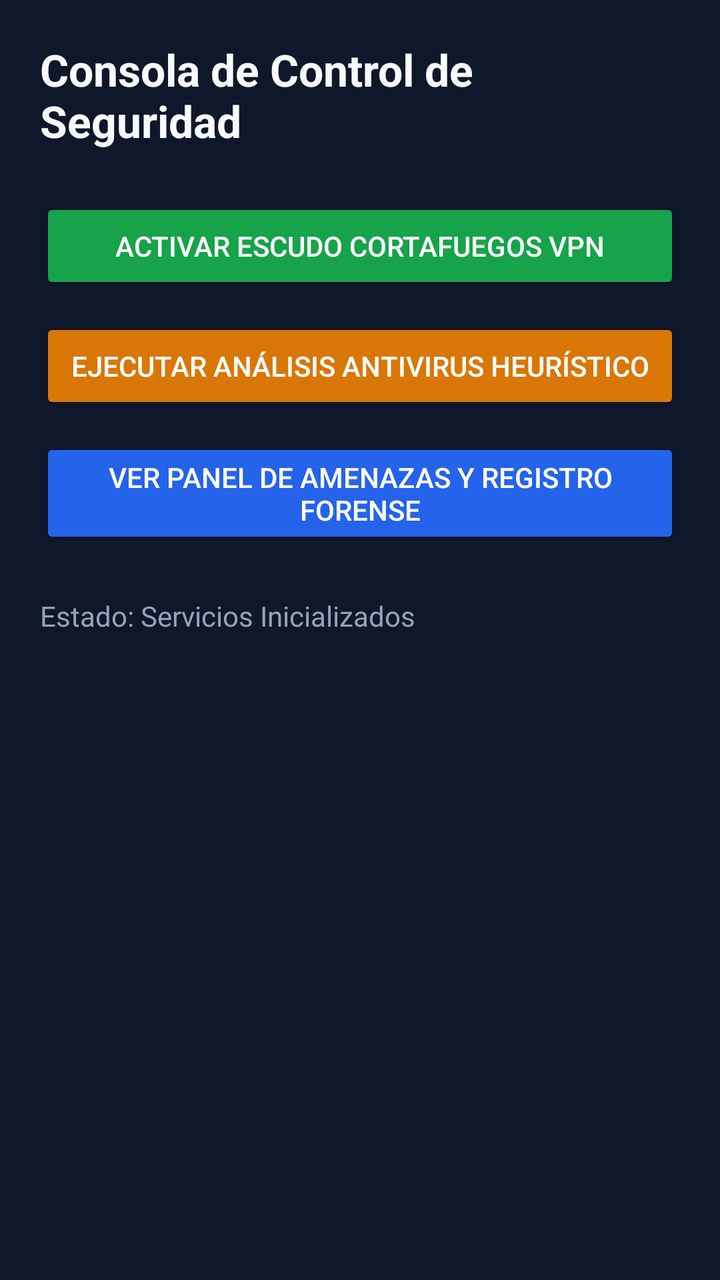
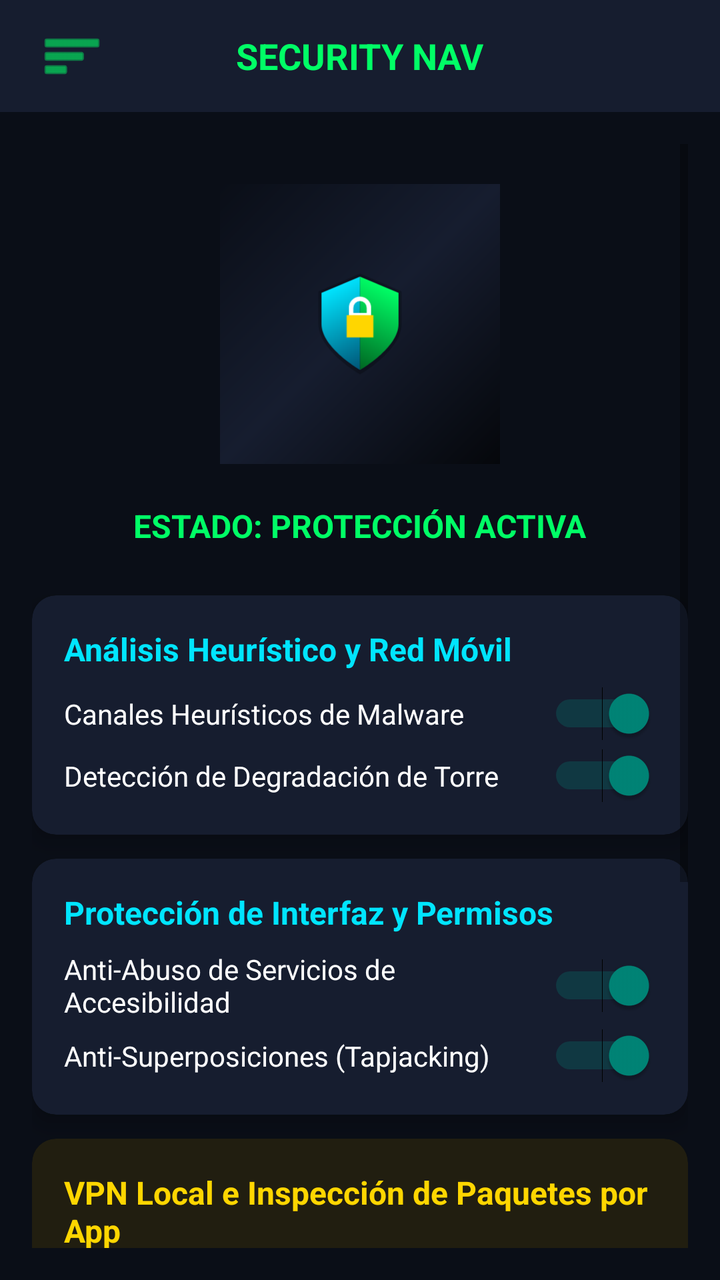

Before-and-after screenshots of an Android layout around one commit, followed by the original layout XML and the change that was made.
<!-- AndroidManifest.xml: application theme Theme.AppCompat.Light -->
<!-- res/layout/activity_main.xml -->
<?xml version="1.0" encoding="utf-8"?>
<LinearLayout xmlns:android="http://schemas.android.com/apk/res/android"
    android:layout_width="match_parent"
    android:layout_height="match_parent"
    android:orientation="vertical"
    android:padding="20dp"
    android:background="#0F172A">

    <TextView
        android:layout_width="wrap_content"
        android:layout_height="wrap_content"
        android:text="Consola de Control de Seguridad"
        android:textSize="22sp"
        android:textStyle="bold"
        android:textColor="#F8FAFC"
        android:layout_marginBottom="24dp" />

    <Button
        android:id="@+id/btnStartVpn"
        android:layout_width="match_parent"
        android:layout_height="wrap_content"
        android:text="Activar Escudo Cortafuegos VPN"
        android:backgroundTint="#16A34A"
        android:textColor="#FFFFFF"
        android:layout_marginBottom="12dp" />

    <Button
        android:id="@+id/btnScanAntivirus"
        android:layout_width="match_parent"
        android:layout_height="wrap_content"
        android:text="Ejecutar Análisis Antivirus Heurístico"
        android:backgroundTint="#D97706"
        android:textColor="#FFFFFF"
        android:layout_marginBottom="12dp" />

    <Button
        android:id="@+id/btnOpenDashboard"
        android:layout_width="match_parent"
        android:layout_height="wrap_content"
        android:text="Ver Panel de Amenazas y Registro Forense"
        android:backgroundTint="#2563EB"
        android:textColor="#FFFFFF"
        android:layout_marginBottom="24dp" />

    <TextView
        android:id="@+id/tvStatus"
        android:layout_width="match_parent"
        android:layout_height="wrap_content"
        android:text="Estado: Servicios Inicializados"
        android:textColor="#94A3B8"
        android:textSize="14sp" />

</LinearLayout>
<!-- resources referenced by this layout -->
<resources>

</resources>

<!-- the commit's change to res/layout/activity_main.xml (unified diff, before → after) -->
@@ -1,53 +1,270 @@
 <?xml version="1.0" encoding="utf-8"?>
-<LinearLayout xmlns:android="http://schemas.android.com/apk/res/android"
+<androidx.drawerlayout.widget.DrawerLayout xmlns:android="http://schemas.android.com/apk/res/android"
+    xmlns:app="http://schemas.android.com/apk/res-auto"
+    android:id="@+id/drawerLayout"
     android:layout_width="match_parent"
     android:layout_height="match_parent"
-    android:orientation="vertical"
-    android:padding="20dp"
-    android:background="#0F172A">
-
-    <TextView
+    android:background="#0A0E17">
+
+    
+    <LinearLayout
+        android:layout_width="match_parent"
+        android:layout_height="match_parent"
+        android:orientation="vertical">
+
+        
+        <RelativeLayout
+            android:layout_width="match_parent"
+            android:layout_height="56dp"
+            android:background="#161D2F"
+            android:paddingHorizontal="16dp">
+
+            <ImageButton
+                android:id="@+id/btnOpenMenu"
+                android:layout_width="40dp"
+                android:layout_height="40dp"
+                android:layout_centerVertical="true"
+                android:background="?attr/selectableItemBackgroundBorderless"
+                android:src="@android:drawable/ic_menu_sort_by_size"
+                app:tint="#00FF66" />
+
+            <TextView
+                android:layout_width="wrap_content"
+                android:layout_height="wrap_content"
+                android:layout_centerInParent="true"
+                android:text="SECURITY NAV"
+                android:textColor="#00FF66"
+                android:textSize="18sp"
+                android:textStyle="bold" />
+
+        </RelativeLayout>
+
+        <ScrollView
+            android:layout_width="match_parent"
+            android:layout_height="match_parent"
+            android:padding="16dp">
+
+            <LinearLayout
+                android:layout_width="match_parent"
+                android:layout_height="wrap_content"
+                android:orientation="vertical"
+                android:gravity="center_horizontal">
+
+                
+                <RelativeLayout
+                    android:id="@+id/btnMainLock"
+                    android:layout_width="140dp"
+                    android:layout_height="140dp"
+                    android:layout_marginVertical="20dp"
+                    android:background="@drawable/ic_3d_shield_bg"
+                    android:clickable="true"
+                    android:focusable="true">
+
+                    <ImageView
+                        android:id="@+id/ivLockIcon"
+                        android:layout_width="80dp"
+                        android:layout_height="80dp"
+                        android:layout_centerInParent="true"
+                        android:src="@drawable/ic_3d_shield_fg" />
+
+                </RelativeLayout>
+
+                <TextView
+                    android:id="@+id/tvLockState"
+                    android:layout_width="wrap_content"
+                    android:layout_height="wrap_content"
+                    android:text="ESTADO: PROTECCIÓN ACTIVA"
+                    android:textColor="#00FF66"
+                    android:textSize="16sp"
+                    android:textStyle="bold"
+                    android:layout_marginBottom="24dp" />
+
+                
+                <androidx.cardview.widget.CardView
+                    android:layout_width="match_parent"
+                    android:layout_height="wrap_content"
+                    app:cardBackgroundColor="#161D2F"
+                    app:cardCornerRadius="12dp"
+                    app:cardElevation="6dp"
+                    android:layout_marginBottom="12dp">
+
+                    <LinearLayout
+                        android:layout_width="match_parent"
+                        android:layout_height="wrap_content"
+                        android:orientation="vertical"
+                        android:padding="16dp">
+
+                        <TextView
+                            android:layout_width="wrap_content"
+                            android:layout_height="wrap_content"
+                            android:text="Análisis Heurístico y Red Móvil"
+                            android:textColor="#00E5FF"
+                            android:textSize="16sp"
+                            android:textStyle="bold" />
+
+                        <Switch
+                            android:id="@+id/switchHeuristics"
+                            android:layout_width="match_parent"
+                            android:layout_height="wrap_content"
+                            android:text="Canales Heurísticos de Malware"
+                            android:textColor="#FFFFFF"
+                            android:checked="true"
+                            android:layout_marginTop="8dp" />
+
+                        <Switch
+                            android:id="@+id/switchTowerDegradation"
+                            android:layout_width="match_parent"
+                            android:layout_height="wrap_content"
+                            android:text="Detección de Degradación de Torre"
+                            android:textColor="#FFFFFF"
+                            android:checked="true"
+                            android:layout_marginTop="4dp" />
+                    </LinearLayout>
+                </androidx.cardview.widget.CardView>
+
+                
+                <androidx.cardview.widget.CardView
+                    android:layout_width="match_parent"
+                    android:layout_height="wrap_content"
+                    app:cardBackgroundColor="#161D2F"
+                    app:cardCornerRadius="12dp"
+                    app:cardElevation="6dp"
+                    android:layout_marginBottom="12dp">
+
+                    <LinearLayout
+                        android:layout_width="match_parent"
+                        android:layout_height="wrap_content"
+                        android:orientation="vertical"
+                        android:padding="16dp">
+
+                        <TextView
+                            android:layout_width="wrap_content"
+                            android:layout_height="wrap_content"
+                            android:text="Protección de Interfaz y Permisos"
+                            android:textColor="#00E5FF"
+                            android:textSize="16sp"
+                            android:textStyle="bold" />
+
+                        <Switch
+                            android:id="@+id/switchAccessibilityAbuse"
+                            android:layout_width="match_parent"
+                            android:layout_height="wrap_content"
+                            android:text="Anti-Abuso de Servicios de Accesibilidad"
+                            android:textColor="#FFFFFF"
+                            android:checked="true"
+                            android:layout_marginTop="8dp" />
+
+                        <Switch
+                            android:id="@+id/switchOverlayProtect"
+                            android:layout_width="match_parent"
+                            android:layout_height="wrap_content"
+                            android:text="Anti-Superposiciones (Tapjacking)"
+                            android:textColor="#FFFFFF"
+                            android:checked="true"
+                            android:layout_marginTop="4dp" />
+                    </LinearLayout>
+                </androidx.cardview.widget.CardView>
+
+                
+                <androidx.cardview.widget.CardView
+                    android:layout_width="match_parent"
+                    android:layout_height="wrap_content"
+                    app:cardBackgroundColor="#211E10"
+                    app:cardCornerRadius="12dp"
+                    app:cardElevation="6dp"
+                    android:layout_marginBottom="12dp">
+
+                    <LinearLayout
+                        android:layout_width="match_parent"
+                        android:layout_height="wrap_content"
+                        android:orientation="vertical"
+                        android:padding="16dp">
+
+                        <TextView
+                            android:layout_width="wrap_content"
+                            android:layout_height="wrap_content"
+                            android:text="VPN Local e Inspección de Paquetes por App"
+                            android:textColor="#FFD600"
+                            android:textSize="16sp"
+                            android:textStyle="bold" />
+
+                        <Switch
+                            android:id="@+id/switchVpnTraffic"
+                            android:layout_width="match_parent"
+                            android:layout_height="wrap_content"
+                            android:text="Monitor de Tráfico de Red VPN"
+                            android:textColor="#FFFFFF"
+                            android:checked="true"
+                            android:layout_marginTop="8dp" />
+
+                        <TextView
+                            android:id="@+id/tvAppTrafficDetails"
+                            android:layout_width="match_parent"
+                            android:layout_height="wrap_content"
+                            android:text="Datos inspeccionados: 0 B | HTTP GET/POST por aplicación activo"
+                            android:textColor="#BBBBBB"
+                            android:textSize="12sp"
+                            android:fontFamily="monospace"
+                            android:layout_marginTop="8dp" />
+
+                        <Button
+                            android:id="@+id/btnViewCharts"
+                            android:layout_width="match_parent"
+                            android:layout_height="wrap_content"
+                            android:text="ABRIR GRÁFICAS DE TRÁFICO EN TIEMPO REAL"
+                            android:backgroundTint="#FFD600"
+                            android:textColor="#0A0E17"
+                            android:layout_marginTop="12dp" />
+
+                    </LinearLayout>
+                </androidx.cardview.widget.CardView>
+
+                
+                <androidx.cardview.widget.CardView
+                    android:layout_width="match_parent"
+                    android:layout_height="wrap_content"
+                    app:cardBackgroundColor="#161D2F"
+                    app:cardCornerRadius="12dp"
+                    app:cardElevation="6dp"
+                    android:layout_marginBottom="24dp">
+
+                    <LinearLayout
+                        android:layout_width="match_parent"
+                        android:layout_height="wrap_content"
+                        android:orientation="vertical"
+                        android:padding="16dp">
+
+                        <TextView
+                            android:layout_width="wrap_content"
+                            android:layout_height="wrap_content"
+                            android:text="Base de Datos Cifrada (SQLCipher + HW KeyStore)"
+                            android:textColor="#00E5FF"
+                            android:textSize="16sp"
+                            android:textStyle="bold" />
+
+                        <TextView
+                            android:layout_width="match_parent"
+                            android:layout_height="wrap_content"
+                            android:text="Estado: Clave Maestra Protegida en Android Hardware KeyStore (TEE)."
+                            android:textColor="#00FF66"
+                            android:textSize="12sp"
+                            android:layout_marginTop="8dp" />
+                    </LinearLayout>
+                </androidx.cardview.widget.CardView>
+
+            </LinearLayout>
+        </ScrollView>
+
+    </LinearLayout>
+
+    
+    <com.google.android.material.navigation.NavigationView
+        android:id="@+id/navigationView"
         android:layout_width="wrap_content"
-        android:layout_height="wrap_content"
-        android:text="Consola de Control de Seguridad"
-        android:textSize="22sp"
-        android:textStyle="bold"
-        android:textColor="#F8FAFC"
-        android:layout_marginBottom="24dp" />
-
-    <Button
-        android:id="@+id/btnStartVpn"
-        android:layout_width="match_parent"
-        android:layout_height="wrap_content"
-        android:text="Activar Escudo Cortafuegos VPN"
-        android:backgroundTint="#16A34A"
-        android:textColor="#FFFFFF"
-        android:layout_marginBottom="12dp" />
-
-    <Button
-        android:id="@+id/btnScanAntivirus"
-        android:layout_width="match_parent"
-        android:layout_height="wrap_content"
-        android:text="Ejecutar Análisis Antivirus Heurístico"
-        android:backgroundTint="#D97706"
-        android:textColor="#FFFFFF"
-        android:layout_marginBottom="12dp" />
-
-    <Button
-        android:id="@+id/btnOpenDashboard"
-        android:layout_width="match_parent"
-        android:layout_height="wrap_content"
-        android:text="Ver Panel de Amenazas y Registro Forense"
-        android:backgroundTint="#2563EB"
-        android:textColor="#FFFFFF"
-        android:layout_marginBottom="24dp" />
-
-    <TextView
-        android:id="@+id/tvStatus"
-        android:layout_width="match_parent"
-        android:layout_height="wrap_content"
-        android:text="Estado: Servicios Inicializados"
-        android:textColor="#94A3B8"
-        android:textSize="14sp" />
-
-</LinearLayout>
+        android:layout_height="match_parent"
+        android:layout_gravity="start"
+        android:background="#161D2F"
+        app:itemTextColor="#FFFFFF"
+        app:menu="@menu/drawer_menu" />
+
+</androidx.drawerlayout.widget.DrawerLayout>
<!-- resource entries referenced after the edit -->
@@ -1,5 +1,84 @@
 <!-- resources referenced by this layout -->
 <resources>
-
+  <!-- drawable ic_3d_shield_bg (drawable) -->
+  <?xml version="1.0" encoding="utf-8"?>
+  <vector xmlns:android="http://schemas.android.com/apk/res/android"
+      xmlns:aapt="http://schemas.android.com/aapt"
+      android:width="108dp"
+      android:height="108dp"
+      android:viewportWidth="108"
+      android:viewportHeight="108">
+      <path android:pathData="M0,0h108v108h-108z">
+          <aapt:attr name="android:fillColor">
+              <gradient
+                  android:startX="0"
+                  android:startY="0"
+                  android:endX="108"
+                  android:endY="108"
+                  android:type="linear">
+                  <item android:color="#FF0A0E17" android:offset="0.0" />
+                  <item android:color="#FF161D2F" android:offset="0.5" />
+                  <item android:color="#FF05070B" android:offset="1.0" />
+              </gradient>
+          </aapt:attr>
+      </path>
+  </vector>
+  <!-- drawable ic_3d_shield_fg (drawable) -->
+  <?xml version="1.0" encoding="utf-8"?>
+  <vector xmlns:android="http://schemas.android.com/apk/res/android"
+      xmlns:aapt="http://schemas.android.com/aapt"
+      android:width="108dp"
+      android:height="108dp"
+      android:viewportWidth="108"
+      android:viewportHeight="108">
+  
+      
+      <path
+          android:pathData="M54,20 L82,32 V54 C82,72 54,88 54,88 C54,88 26,72 26,54 V32 Z"
+          android:fillColor="#40000000" />
+  
+      
+      <path
+          android:pathData="M54,22 L28,33 V54 C28,70 54,85 54,85 Z">
+          <aapt:attr name="android:fillColor">
+              <gradient
+                  android:startX="28"
+                  android:startY="33"
+                  android:endX="54"
+                  android:endY="85"
+                  android:type="linear">
+                  <item android:color="#FF00E5FF" android:offset="0.0" />
+                  <item android:color="#FF005577" android:offset="1.0" />
+              </gradient>
+          </aapt:attr>
+      </path>
+  
+      
+      <path
+          android:pathData="M54,22 L80,33 V54 C80,70 54,85 54,85 Z">
+          <aapt:attr name="android:fillColor">
+              <gradient
+                  android:startX="80"
+                  android:startY="33"
+                  android:endX="54"
+                  android:endY="85"
+                  android:type="linear">
+                  <item android:color="#FF00FF66" android:offset="0.0" />
+                  <item android:color="#FF006622" android:offset="1.0" />
+              </gradient>
+          </aapt:attr>
+      </path>
+  
+      
+      <path
+          android:pathData="M48,48 H60 V43 C60,39.7 57.3,37 54,37 C50.7,37 48,39.7 48,43 Z"
+          android:strokeColor="#FFFFFF"
+          android:strokeWidth="3"
+          android:fillColor="#00000000" />
+  
+      <path
+          android:pathData="M45,48 H63 V63 H45 Z"
+          android:fillColor="#FFD600" />
+  </vector>
 </resources>
 
